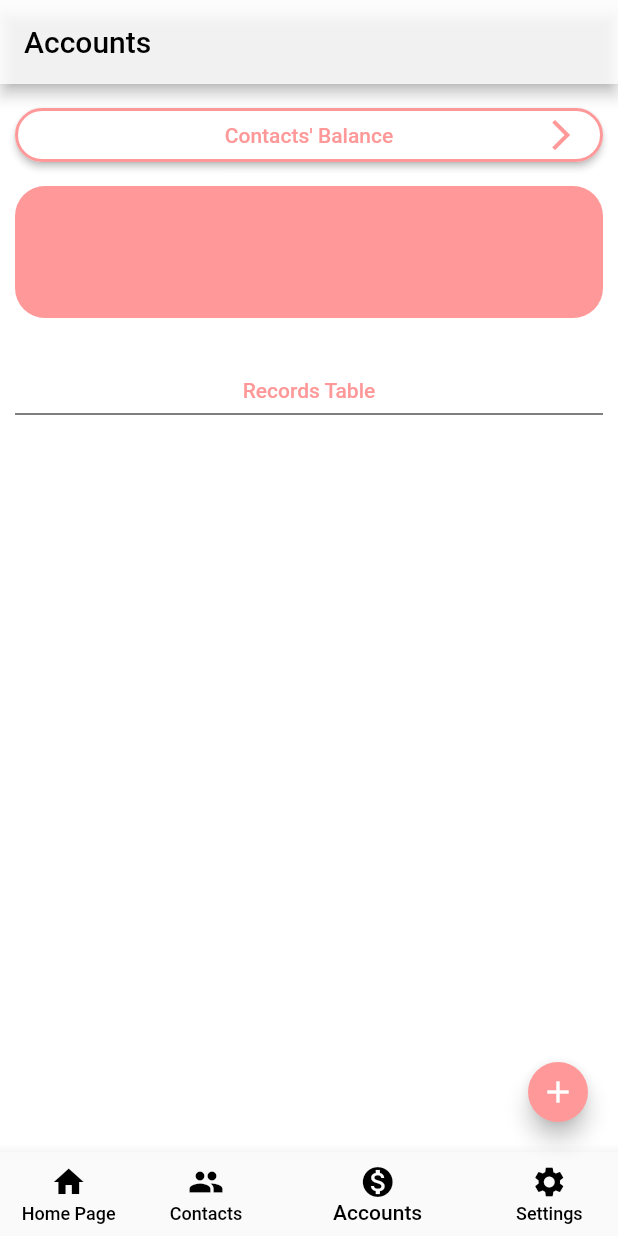
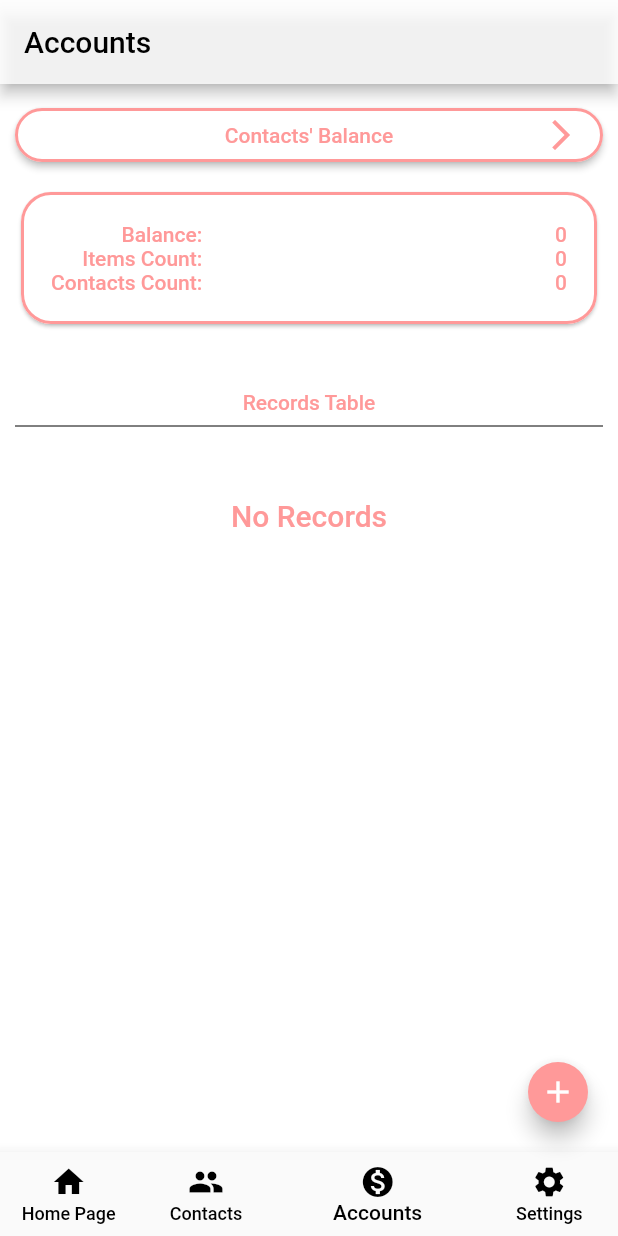
Before and after one commit to reesaam/paria_app_old, a Flutter app: the screen it shows after launch, item 3 of the bottom bar chosen, on a phone screen of 412 x 824 dp. Run offline on Flutter 3.47's test engine with Material 2 defaults, Android fonts, the light colour scheme and no system bars; our stand-ins replace freezed_annotation, get, get_storage; statements that could not run were skipped.

Commit message:
Accounts

```diff
--- a/lib/app/controllers/accounts_controller.dart
+++ b/lib/app/controllers/accounts_controller.dart
@@ -28,6 +28,8 @@ class AccountsController extends CoreController {
   @override
   void onCloseFunction() {}
 
+  void sortAccountsList() => listRecords.value.sort((a, b) => a.dateTime!.compareTo(b.dateTime!));
+
   void addRecordFunction() =>
       AppAccountsAddNewRecordComponent().addNewAccountsRecord(listRecords);
 
--- a/lib/app/views/accounts_view.dart
+++ b/lib/app/views/accounts_view.dart
@@ -54,13 +54,16 @@ class AccountsPage extends CoreView<AccountsController> {
       leading: Icons.arrow_forward_ios_outlined,
       onTap: () {});
 
-  Widget summary() => Container(
+  Widget summary() => Card(
+        child: Container(
             // color: AppColors.buttonNormal,
             padding: AppPaddings.accountsSummaryCard,
             decoration: BoxDecoration(
-          color: AppColors.cardDefaultColor,
+                color: AppColors.cardBackground,
                 borderRadius: AppElements.defaultBorderWithRadius),
-      child: Row(mainAxisAlignment: MainAxisAlignment.spaceBetween, children: [
+            child: Row(
+                mainAxisAlignment: MainAxisAlignment.spaceBetween,
+                children: [
                   //Titles
                   Column(
                       crossAxisAlignment: CrossAxisAlignment.end,
@@ -69,7 +72,9 @@ class AccountsPage extends CoreView<AccountsController> {
                           (index) => Text(AppTexts.accountSummaryItems[index],
                               style: AppTextStyles.cardText))),
                   //Values
-        Column(crossAxisAlignment: CrossAxisAlignment.start, children: [
+                  Column(
+                      crossAxisAlignment: CrossAxisAlignment.start,
+                      children: [
                         Text(controller.calculateSum().toString(),
                             style: AppTextStyles.cardText),
                         Text(controller.listRecords.length.toString(),
@@ -77,12 +82,15 @@ class AccountsPage extends CoreView<AccountsController> {
                         Text(controller.listRecords.length.toString(),
                             style: AppTextStyles.cardText),
                       ]),
-      ]));
+                ])),
+      );
 
   Widget widgetTable() => Column(children: [
         Text(AppTexts.accountsRecordsTableTitle),
         AppDividers.generalDivider(),
-        widgetRecordsTable(),
+        controller.listRecords.isEmpty
+            ? widgetNoRecord()
+            : widgetRecordsTable(),
       ]);
 
   // Widget widgetRecordsTable() => Obx(() => ListView(
@@ -111,6 +119,12 @@ class AccountsPage extends CoreView<AccountsController> {
             flex: 3,
             child: Text(record.title ?? AppTexts.generalNotAvailableInitials)),
         Expanded(flex: 2, child: Text(record.amount.toString())),
-        Expanded(flex: 2, child: Text(AppTextProvider.dateText(record.dateTime!))),
+        Expanded(
+            flex: 2, child: Text(AppTextProvider.dateText(record.dateTime!))),
       ]);
+
+  Widget widgetNoRecord() => Container(
+    padding: AppPaddings.accountsNoRecordText,
+    child: Text(AppTexts.accountsNoRecords, style: AppTextStyles.accountNoRecord),
+  );
 }
```
Lines whose indentation alone changed are shown as unchanged.
